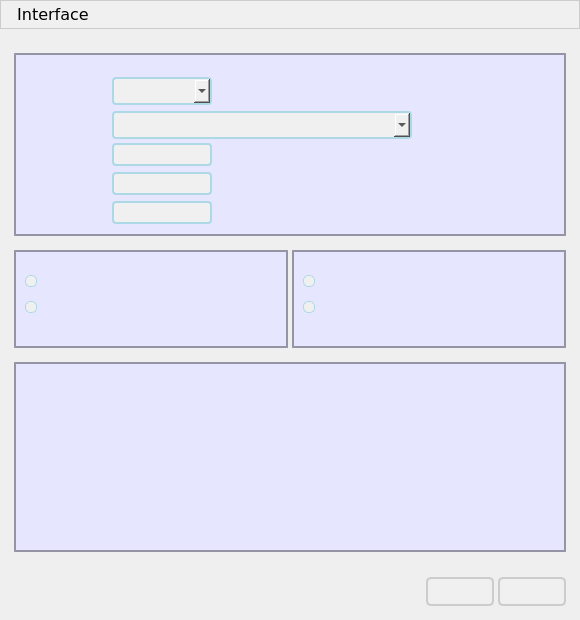
cagavriloaie/WFlowLab, file meter/mainwindow.ui: the form before one commit.
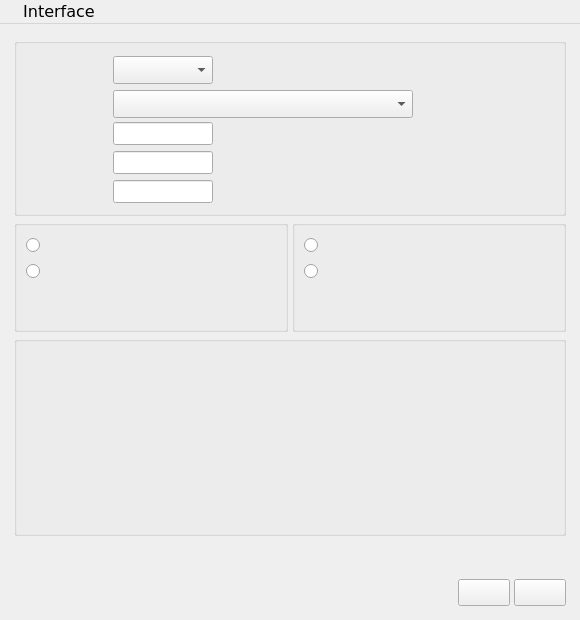
The form after the commit. Icons and pictures are not drawn.

```diff
--- a/meter/mainwindow.ui
+++ b/meter/mainwindow.ui
@@ -16,12 +16,6 @@
     <height>620</height>
    </size>
   </property>
-  <property name="maximumSize">
-   <size>
-    <width>580</width>
-    <height>620</height>
-   </size>
-  </property>
   <property name="font">
    <font>
     <family>Verdana</family>
@@ -35,158 +29,6 @@
    <iconset>
     <normaloff>WStreamLab.ico</normaloff>WStreamLab.ico</iconset>
   </property>
-  <property name="styleSheet">
-   <string notr="true">/* Common styles */
-* {
-    font-family: Verdana, Arial, sans-serif; /* Fallback to Arial or generic sans-serif if Verdana is not available */
-    font-size: 12pt; /* Base font size */
-}
-
-/* Common border style */
-.common-border {
-    border: 2px solid #ADD8E6; /* Light blue border */
-    border-radius: 4px; /* Rounded corners */
-}
-
-/* QPushButton */
-QPushButton {
-    padding: 5px 10px;
-    border: 2px solid #ccc; /* Light gray border */
-    background-color: #f0f0f0; /* Light gray background */
-    border-radius: 5px; /* Rounded corners */
-}
-
-QPushButton:hover {
-    background-color: #d7d9d7; /* Light gray background on hover */
-    border: 2px solid #aaa; /* Darker gray border on hover */
-}
-
-/* QGroupBox */
-QGroupBox {
-    border: 2px solid rgba(0, 0, 0, 0.36); /* Black with transparency */
-    background-color: #E6E6FF; /* Light purple background */
-    margin-top: 10px;
-    padding-top: 10px; /* Padding for the top of the group box */
-}
-
-/* QGroupBox Title */
-QGroupBox::title {
-    subcontrol-origin: margin;
-    left: 7px;
-    padding: 5px; /* Adjusted padding for better appearance */
-}
-
-/* QRadioButton */
-QRadioButton {
-    spacing: 5px; /* Space between text and indicator */
-}
-
-QRadioButton::indicator {
-    width: 10px; /* Further reduced width */
-    height: 10px; /* Further reduced height */
-    border-radius: 5px; /* Half of width and height to maintain circular shape */
-    background-color: #f0f0f0; /* Light gray background */
-    border: 1px solid #ADD8E6; /* Light blue border */
-}
-
-QRadioButton::indicator:checked {
-    background-color: #ADD8E6; /* Light blue background when checked */
-    border: 1px solid #0078D7; /* Darker blue border when checked */
-}
-
-QRadioButton::indicator:unchecked {
-    background-color: #f0f0f0; /* Light gray background when unchecked */
-    border: 1px solid #ADD8E6; /* Light blue border when unchecked */
-}
-
-/* Menu Bar */
-QMenuBar {
-    background-color: #f0f0f0; /* Light gray background */
-    border: 1px solid #ccc; /* Light gray border */
-}
-
-/* Base Menu */
-QMenu {
-    background-color: #f0f0f0; /* Light gray background */
-    border: 1px solid #ccc; /* Light gray border */
-    padding: 4px; /* Adjust padding */
-}
-
-/* Menu Item */
-QMenu::item {
-    background-color: transparent; /* Transparent background */
-    padding: 4px 24px; /* Adjust padding */
-}
-
-QMenu::item:selected {
-    background-color: #d7d9d7; /* Light gray background when selected */
-}
-
-/* Disabled Menu Item */
-QMenu::item:disabled {
-    color: #999; /* Gray color for disabled items */
-}
-
-/* Separator */
-QMenu::separator {
-    height: 1px;
-    background-color: #ccc; /* Light gray separator */
-    margin: 4px 0; /* Adjust margin */
-}
-
-/* Action */
-QMenuBar::item,
-QMenu::item {
-    background: transparent;
-    padding: 4px 10px;
-    color: black;
-}
-
-QMenuBar::item:selected,
-QMenu::item:selected {
-    background: #f0f0f0;
-    color: black;
-    border-radius: 4px;
-}
-
-QMenuBar::item:pressed,
-QMenu::item:pressed {
-    background-color: #d7d9d7;
-    border-radius: 4px;
-}
-
-/* QComboBox */
-QComboBox {
-    border: 2px solid #ADD8E6; /* Light blue border */
-    border-radius: 4px; /* Rounded corners */
-    padding: 2px; /* Padding inside the combo box */
-    min-height: 20px; /* Adjust the minimum height */
-    background-color: #f0f0f0; /* Light gray background */
-    padding-right: 20px; /* Space for the arrow */
-}
-
-/* QComboBox Dropdown */
-QComboBox QAbstractItemView {
-    background-color: #ffffff; /* White background for the dropdown to avoid transparency */
-    border: 2px solid #ADD8E6; /* Light blue border for the dropdown */
-}
-
-/* Dropdown Arrow */
-QComboBox::down-arrow {
-    width: 10px; /* Adjust width of the arrow */
-    height: 10px; /* Adjust height of the arrow */
-}
-
-/* QLineEdit */
-QLineEdit {
-    border: 2px solid #ADD8E6; /* Light blue border */
-    border-radius: 4px; /* Rounded corners */
-    height: 28px; /* Adjusted height */
-    padding: 2px; /* Adjust padding if needed */
-    background-color: #f0f0f0; /* Light gray background to match QComboBox */
-}
-</string>
-  </property>
   <property name="unifiedTitleAndToolBarOnMac">
    <bool>true</bool>
   </property>
@@ -1037,11 +879,8 @@
         </item>
         <item>
          <widget class="QPushButton" name="pbNewSession">
-          <property name="styleSheet">
-           <string notr="true"> padding-left: 10px; 
- padding-top: 1px; 
- padding-right: 10px;
- padding-down: 10px; </string>
+          <property name="toolTip">
+           <string>Începe o nouă sesiune de verificare (Ctrl+N)</string>
           </property>
           <property name="text">
            <string/>
@@ -1050,11 +889,8 @@
         </item>
         <item>
          <widget class="QPushButton" name="pbExitApplication">
-          <property name="styleSheet">
-           <string notr="true"> padding-left: 10px; 
- padding-top: 1px; 
- padding-right: 10px;
- padding-down: 10px; </string>
+          <property name="toolTip">
+           <string>Închide aplicația (Ctrl+Q)</string>
           </property>
           <property name="text">
            <string/>
```
Left out of the diff: 52 changed lines with no effect on the pictures.
